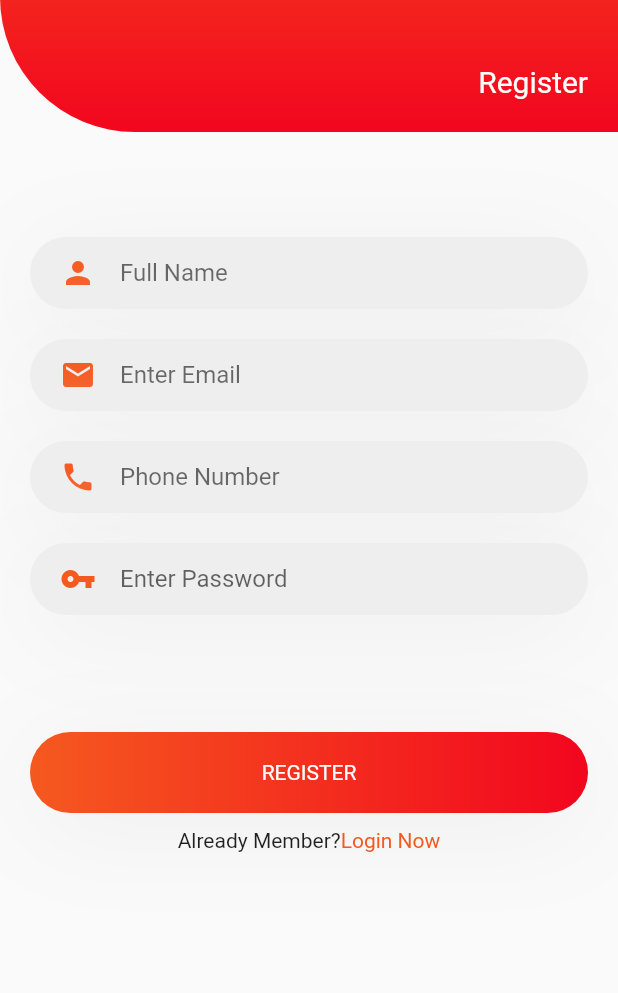
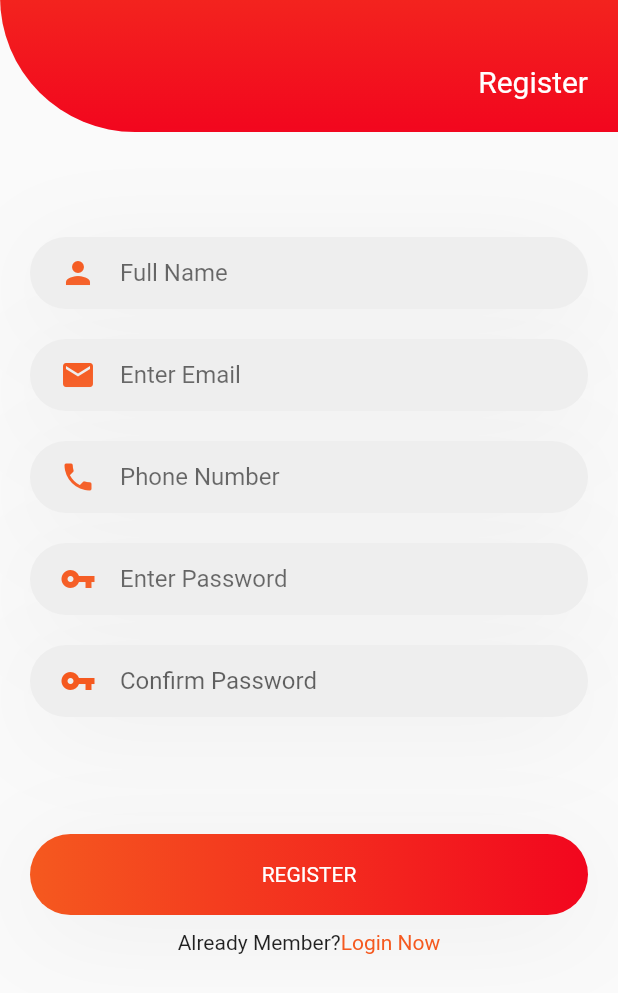
Before and after one commit to chaiprasit/WorkoutBuddy, a Flutter app: the screen it shows after launch, after a tap on "Register Now", on a phone screen of 412 x 824 dp, the part 243-1236 px from its top. Run offline on Flutter 3.47's test engine with Material 2 defaults, Android fonts, the phone set to English and light mode, and no system bars; our stand-ins replace get, video_player.

Commit message:
login and register and validator

```diff
--- a/lib/login_screen.dart
+++ b/lib/login_screen.dart
@@ -10,10 +10,18 @@ class LoginScreen extends StatefulWidget {
 }
 
 class InitState extends State<LoginScreen> {
+  final email = TextEditingController();
+  final password = TextEditingController();
+
+  bool _email = false;
+  bool _password = false;
+
   @override
   Widget build(BuildContext context) {
     return initWidget();
   }
+
+
 
 
   Widget initWidget() {
@@ -72,6 +80,16 @@ class InitState extends State<LoginScreen> {
               ),
               alignment: Alignment.center,
               child: TextField(
+                onChanged: (content){
+                  if(!RegExp("^[a-zA-Z0-9+_.-]+@[a-zA-Z0-9.-]+.[com]").hasMatch(content)){
+                    setState(() {_email=true;});
+                    }
+                  else {
+                    setState(() {_email=false;});
+                  }
+
+                },
+                controller: email,
                 cursorColor: Color(0xffF5591F),
                 decoration: InputDecoration(
                   icon: Icon(
@@ -79,6 +97,7 @@ class InitState extends State<LoginScreen> {
                     color: Color(0xffF5591F),
                   ),
                   hintText: "Enter Email",
+                  errorText: _email? "Please a valid Email": null,
                   enabledBorder: InputBorder.none,
                   focusedBorder: InputBorder.none,
                   ),
@@ -99,6 +118,16 @@ class InitState extends State<LoginScreen> {
               ),
               alignment: Alignment.center,
               child: TextField(
+                onChanged: (content){
+                  if(content.isEmpty){
+                    setState(() {_password = true;});
+                  }
+                  else {
+                    setState(() {_password=false;});
+                  }
+
+                },
+                controller: password,
                 obscureText: true,
                 cursorColor: Color(0xffF5591F),
                 decoration: InputDecoration(
@@ -107,6 +136,7 @@ class InitState extends State<LoginScreen> {
                     color: Color(0xffF5591F),
                   ),
                   hintText: "Enter Password",
+                  errorText: _password? "Please enter your password": null,
                   enabledBorder: InputBorder.none,
                   focusedBorder: InputBorder.none,
                   ),
@@ -125,7 +155,7 @@ class InitState extends State<LoginScreen> {
             ),
             GestureDetector(
               onTap: () => {
-                /*Write onClick code*/
+                print(email.text + password.text),
 
               },
               child: Container(
@@ -151,6 +181,7 @@ class InitState extends State<LoginScreen> {
                   color: Colors.white,
                 ),
                 ),
+
               ),
             ),
 
--- a/lib/signup_screen.dart
+++ b/lib/signup_screen.dart
@@ -9,11 +9,27 @@ class SignUpScreen extends StatefulWidget {
 }
 
 class InitState extends State<SignUpScreen> {
+
+  final fullname = TextEditingController();
+  final email = TextEditingController();
+  final password = TextEditingController();
+  final confirmpassword = TextEditingController();
+  final phone = TextEditingController();
+
+  bool _fullname = false;
+  bool _email = false;
+  bool _password = false;
+  bool _confirmpassword = false;
+  bool _phone = false;
+
   @override
   Widget build(BuildContext context) {
     return initWidget();
 
   }
+
+
+
 
   Widget initWidget() {
     return Scaffold(
@@ -72,6 +88,16 @@ class InitState extends State<SignUpScreen> {
               ),
               alignment: Alignment.center,
               child: TextField(
+                controller: fullname,
+                onChanged: (content){
+                  if(content.isEmpty){
+                    setState(() {_fullname = true;});
+                  }
+                  else {
+                    setState(() {_fullname = false;});
+                  }
+
+                },
                 cursorColor: Color(0xffF5591F),
                 decoration: InputDecoration(
                   icon: Icon(
@@ -79,6 +105,46 @@ class InitState extends State<SignUpScreen> {
                     color: Color(0xffF5591F),
                   ),
                   hintText: "Full Name",
+                  errorText: _fullname? "Please enter your full name": null,
+                  enabledBorder: InputBorder.none,
+                  focusedBorder: InputBorder.none,
+                  ),
+
+              ),
+            ),
+
+            Container(
+              margin: EdgeInsets.only(left: 20, right: 20, top: 20),
+              padding: EdgeInsets.only(left: 20, right:20),
+              decoration: BoxDecoration(
+                borderRadius: BorderRadius.circular(50),
+                color: Colors.grey[200],
+                boxShadow: [BoxShadow(
+                  offset: Offset(0, 10),
+                  blurRadius: 58,
+                  color: Color(0xffEEEEEE)
+                )],
+              ),
+              alignment: Alignment.center,
+              child: TextField(
+                onChanged: (content){
+                  if(!RegExp("^[a-zA-Z0-9+_.-]+@[a-zA-Z0-9.-]+.[com]").hasMatch(content)){
+                    setState(() {_email=true;});
+                    }
+                  else {
+                    setState(() {_email=false;});
+                  }
+
+                },
+                controller: email,
+                cursorColor: Color(0xffF5591F),
+                decoration: InputDecoration(
+                  icon: Icon(
+                    Icons.email,
+                    color: Color(0xffF5591F),
+                  ),
+                  hintText: "Enter Email",
+                  errorText: _email? "Please a valid Email": null,
                   enabledBorder: InputBorder.none,
                   focusedBorder: InputBorder.none,
                   ),
@@ -99,13 +165,25 @@ class InitState extends State<SignUpScreen> {
               ),
               alignment: Alignment.center,
               child: TextField(
+                onChanged: (content){
+                  if(content.isEmpty){
+                    setState(() {_phone = true;});
+                  }
+                  else {
+                    setState(() {_phone=false;});
+                  }
+
+                },
+                keyboardType: TextInputType.number,
+                controller: phone,
                 cursorColor: Color(0xffF5591F),
                 decoration: InputDecoration(
                   icon: Icon(
-                    Icons.email,
+                    Icons.phone,
                     color: Color(0xffF5591F),
                   ),
-                  hintText: "Enter Email",
+                  hintText: "Phone Number",
+                  errorText: _phone? "Please enter your phone number": null,
                   enabledBorder: InputBorder.none,
                   focusedBorder: InputBorder.none,
                   ),
@@ -126,13 +204,25 @@ class InitState extends State<SignUpScreen> {
               ),
               alignment: Alignment.center,
               child: TextField(
+                onChanged: (content){
+                  if(content.isEmpty){
+                    setState(() {_password = true;});
+                  }
+                  else {
+                    setState(() {_password=false;});
+                  }
+
+                },
+                controller: password,
+                obscureText: true,
                 cursorColor: Color(0xffF5591F),
                 decoration: InputDecoration(
                   icon: Icon(
-                    Icons.phone,
+                    Icons.vpn_key,
                     color: Color(0xffF5591F),
                   ),
-                  hintText: "Phone Number",
+                  hintText: "Enter Password",
+                  errorText: _password? "Please enter your password": null,
                   enabledBorder: InputBorder.none,
                   focusedBorder: InputBorder.none,
                   ),
@@ -153,6 +243,16 @@ class InitState extends State<SignUpScreen> {
               ),
               alignment: Alignment.center,
               child: TextField(
+                onChanged: (content){
+                  if(content != password.text){
+                    setState(() {_confirmpassword = true;});
+                  }
+                  else {
+                    setState(() {_confirmpassword=false;});
+                  }
+
+                },
+                controller: confirmpassword,
                 obscureText: true,
                 cursorColor: Color(0xffF5591F),
                 decoration: InputDecoration(
@@ -160,16 +260,18 @@ class InitState extends State<SignUpScreen> {
                     Icons.vpn_key,
                     color: Color(0xffF5591F),
                   ),
-                  hintText: "Enter Password",
+                  hintText: "Confirm Password",
+                  errorText: _confirmpassword? "Password does not match": null,
                   enabledBorder: InputBorder.none,
                   focusedBorder: InputBorder.none,
                   ),
+
               ),
             ),
 
             GestureDetector(
               onTap: () => {
-                /*Write onClick code*/
+                print(email.text + fullname.text + password.text + confirmpassword.text),
 
               },
               child: Container(
@@ -212,6 +314,7 @@ class InitState extends State<SignUpScreen> {
                       "Login Now",
                       style: TextStyle(
                         color: Color(0xffF5591F)
+
                       ),
                       ),
                   )
```
